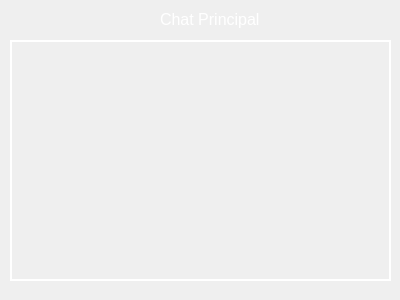
The window that Interface/MainChat.ui (edgardanielgd/Audio-Transmission) describes before a commit, drawn with Qt 5.
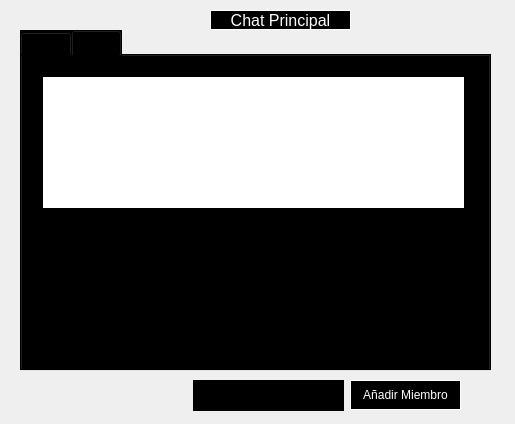
The same window after the commit. Icons and pictures are not drawn.

The edit to the form file:
```diff
--- a/Interface/MainChat.ui
+++ b/Interface/MainChat.ui
@@ -6,8 +6,8 @@
    <rect>
     <x>0</x>
     <y>0</y>
-    <width>400</width>
-    <height>300</height>
+    <width>515</width>
+    <height>424</height>
    </rect>
   </property>
   <property name="windowTitle">
@@ -19,9 +19,9 @@
   <widget class="QLabel" name="label">
    <property name="geometry">
     <rect>
-     <x>160</x>
+     <x>210</x>
      <y>10</y>
-     <width>101</width>
+     <width>141</width>
      <height>20</height>
     </rect>
    </property>
@@ -446,26 +446,51 @@
     </font>
    </property>
    <property name="styleSheet">
-    <string notr="true">color: white;
-opacity: 0.0 	;</string>
+    <string notr="true">background: none;
+background-color: black;
+border-style: solid;
+border-color: white;
+border-width: 1px;
+color: white;</string>
    </property>
    <property name="text">
     <string>&lt;html&gt;&lt;head/&gt;&lt;body&gt;&lt;p&gt;&lt;span style=&quot; font-size:12pt; color:#ffffff;&quot;&gt;Chat Principal&lt;/span&gt;&lt;/p&gt;&lt;/body&gt;&lt;/html&gt;</string>
    </property>
+   <property name="alignment">
+    <set>Qt::AlignCenter</set>
+   </property>
   </widget>
+  <widget class="QTabWidget" name="tabWidget">
+   <property name="geometry">
+    <rect>
+     <x>20</x>
+     <y>30</y>
+     <width>471</width>
+     <height>341</height>
+    </rect>
+   </property>
+   <property name="styleSheet">
+    <string notr="true">background: none;
+background-color: black;</string>
+   </property>
+   <property name="currentIndex">
+    <number>1</number>
+   </property>
+   <widget class="QWidget" name="tabChat">
+    <attribute name="title">
+     <string>Chat</string>
+    </attribute>
   <widget class="QScrollArea" name="ChatBody">
    <property name="geometry">
     <rect>
      <x>10</x>
-     <y>40</y>
-     <width>381</width>
-     <height>241</height>
+       <y>10</y>
+       <width>441</width>
+       <height>291</height>
     </rect>
    </property>
    <property name="styleSheet">
-    <string notr="true">border-color: white;
-border-style: solid;
-border-width: 1px;</string>
+      <string notr="true"/>
    </property>
    <property name="widgetResizable">
     <bool>true</bool>
@@ -475,8 +500,8 @@
      <rect>
       <x>0</x>
       <y>0</y>
-      <width>379</width>
-      <height>239</height>
+        <width>439</width>
+        <height>289</height>
      </rect>
     </property>
     <layout class="QVBoxLayout" name="verticalLayout">
@@ -489,6 +514,119 @@
      </item>
     </layout>
    </widget>
+    </widget>
+   </widget>
+   <widget class="QWidget" name="tabLogs">
+    <attribute name="title">
+     <string>Logs</string>
+    </attribute>
+    <widget class="QScrollArea" name="scrollArea">
+     <property name="geometry">
+      <rect>
+       <x>10</x>
+       <y>10</y>
+       <width>441</width>
+       <height>151</height>
+      </rect>
+     </property>
+     <property name="widgetResizable">
+      <bool>true</bool>
+     </property>
+     <widget class="QWidget" name="scrollAreaWidgetContents_2">
+      <property name="geometry">
+       <rect>
+        <x>0</x>
+        <y>0</y>
+        <width>439</width>
+        <height>149</height>
+       </rect>
+      </property>
+      <widget class="QWidget" name="verticalLayoutWidget">
+       <property name="geometry">
+        <rect>
+         <x>10</x>
+         <y>10</y>
+         <width>421</width>
+         <height>131</height>
+        </rect>
+       </property>
+       <layout class="QVBoxLayout" name="verticalLayout_2">
+        <item>
+         <widget class="QLabel" name="drwGeneralChatsLog">
+          <property name="styleSheet">
+           <string notr="true">background: none;
+background-color: white;</string>
+          </property>
+          <property name="text">
+           <string/>
+          </property>
+         </widget>
+        </item>
+       </layout>
+      </widget>
+     </widget>
+    </widget>
+    <widget class="QTextEdit" name="txtGeneralChatLogs">
+     <property name="geometry">
+      <rect>
+       <x>10</x>
+       <y>170</y>
+       <width>441</width>
+       <height>121</height>
+      </rect>
+     </property>
+     <property name="styleSheet">
+      <string notr="true">color: white;</string>
+     </property>
+     <property name="readOnly">
+      <bool>true</bool>
+     </property>
+    </widget>
+   </widget>
+  </widget>
+  <widget class="QPushButton" name="btnAddChatter">
+   <property name="geometry">
+    <rect>
+     <x>350</x>
+     <y>380</y>
+     <width>111</width>
+     <height>30</height>
+    </rect>
+   </property>
+   <property name="styleSheet">
+    <string notr="true">QPushButton {
+	background: none;
+	background-color: black;
+	border-style: solid;
+	border-width: 1px;
+	border-color: white;
+	color: white;
+}
+
+QPushButton:hover {
+	background-color: white;
+	border-color: black;
+	color: black;
+}</string>
+   </property>
+   <property name="text">
+    <string>Añadir Miembro</string>
+   </property>
+  </widget>
+  <widget class="QTextEdit" name="txtNewUserName">
+   <property name="geometry">
+    <rect>
+     <x>193</x>
+     <y>380</y>
+     <width>151</width>
+     <height>31</height>
+    </rect>
+   </property>
+   <property name="styleSheet">
+    <string notr="true">background: none;
+background-color: black;
+color: white;</string>
+   </property>
   </widget>
  </widget>
  <resources>
```
Left out of the diff: 2 changed lines with no effect on the pictures. Lines whose indentation alone changed are shown as unchanged.
